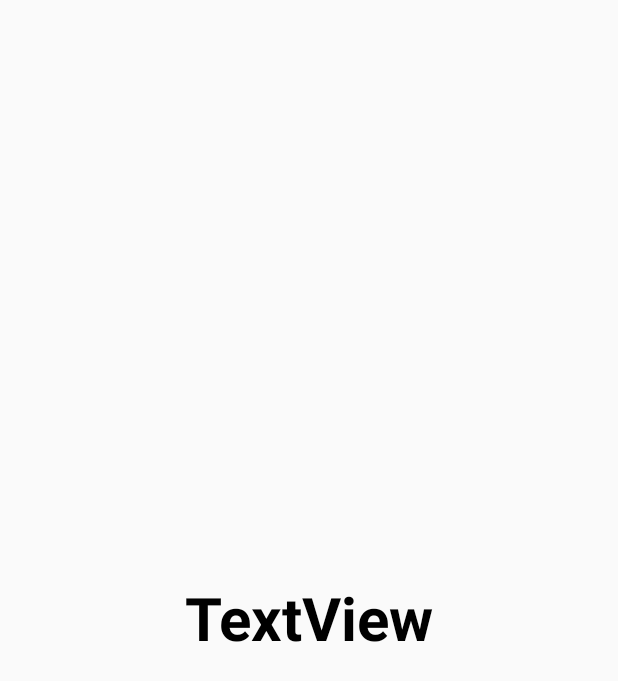
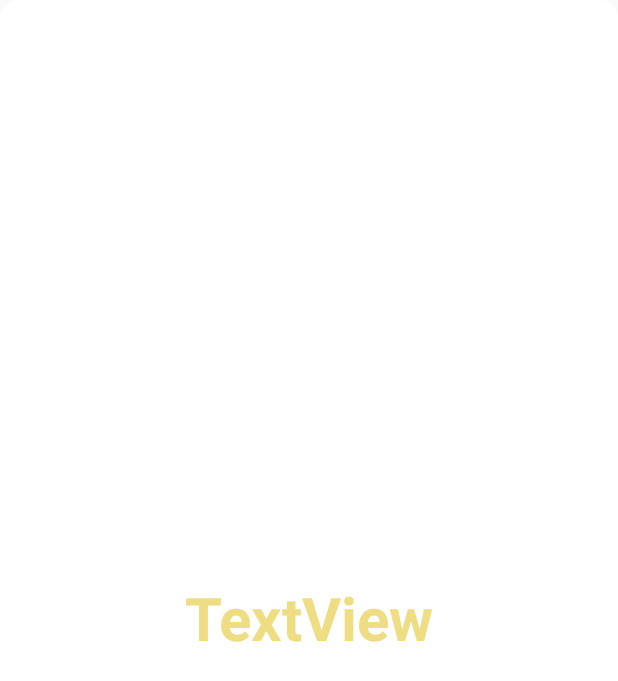
Before and after one commit to eothein/2048, an Android app: the layout element.xml on its own in the app's theme, with its tools: preview values and no code run, on a phone screen of 412 x 824 dp. Shown: the top 681 px of the screen. Run offline under Robolectric (Android 15) with nearby library versions, the phone set to English and light mode, and no system bars.

Commit message:
Change Layout changed to tiles

```diff
--- a/app/src/main/java/com/example/eothein/a2048/activities/MainActivity.java
+++ b/app/src/main/java/com/example/eothein/a2048/activities/MainActivity.java
@@ -27,7 +27,6 @@ public class MainActivity extends AppCompatActivity
         setContentView(R.layout.activity_main);
         Toolbar toolbar = (Toolbar) findViewById(R.id.toolbar);
         setSupportActionBar(toolbar);
-
 
 
         DrawerLayout drawer = (DrawerLayout) findViewById(R.id.drawer_layout);
--- a/app/src/main/java/com/example/eothein/a2048/models/Grid.java
+++ b/app/src/main/java/com/example/eothein/a2048/models/Grid.java
@@ -25,7 +25,7 @@ public class Grid {
         //Initialise the grid with new elements
         for(int i  = 0; i< gridSize; i++){
             for(int j = 0; j< gridSize; j++){
-                grid[i][j] = new Element();
+                grid[i][j] = new Element(getGridSize());
             }
         }
 
--- /dev/null
+++ b/app/src/main/res/drawable/layout_border.xml
@@ -0,0 +1,7 @@
+<?xml version="1.0" encoding="UTF-8"?>
+<shape xmlns:android="http://schemas.android.com/apk/res/android">
+    <solid android:color="#FFFFFF"/>
+    <stroke android:width="3dip" android:color="#FFFFFF" />
+    <corners android:radius="10dip"/>
+    <padding android:left="0dip" android:top="0dip" android:right="0dip" android:bottom="0dip" />
+</shape>
--- a/app/src/main/res/layout/content_main.xml
+++ b/app/src/main/res/layout/content_main.xml
@@ -12,14 +12,11 @@
 <com.example.eothein.a2048.activities.Board
     android:layout_width="0dp"
     android:layout_height="0dp"
-    android:layout_marginRight="8dp"
     app:layout_constraintRight_toRightOf="parent"
-    android:layout_marginLeft="8dp"
     app:layout_constraintLeft_toLeftOf="parent"
     app:layout_constraintTop_toTopOf="parent"
-    android:layout_marginTop="8dp"
     app:layout_constraintBottom_toBottomOf="parent"
-    android:layout_marginBottom="8dp">
+>
 
 
 </com.example.eothein.a2048.activities.Board>
--- a/app/src/main/res/layout/element.xml
+++ b/app/src/main/res/layout/element.xml
@@ -6,9 +6,11 @@
         android:id="@+id/number"
         android:layout_width="match_parent"
         android:layout_height="match_parent"
+        android:elevation="0dp"
+        android:gravity="center"
+        android:text="TextView"
+        android:textColor="@color/cardColorLight"
         android:textSize="40sp"
-        android:gravity="center"
         android:textStyle="bold"
-        android:textColor="#000000"
-        android:text="TextView" />
+        android:background="@drawable/layout_border"/>
 </FrameLayout>
--- a/app/src/main/res/values/colors.xml
+++ b/app/src/main/res/values/colors.xml
@@ -3,4 +3,6 @@
     <color name="colorPrimary">#3F51B5</color>
     <color name="colorPrimaryDark">#303F9F</color>
     <color name="colorAccent">#FF4081</color>
+    <color name="cardColorDark">#2f4f4f</color>
+    <color name="cardColorLight">#eedd82</color>
 </resources>
```
Also changed, not shown: app/src/main/java/com/example/eothein/a2048/activities/Board.java (+22 -5 lines), app/src/main/java/com/example/eothein/a2048/activities/ElementView.java (+41 -3 lines), app/src/main/java/com/example/eothein/a2048/models/Element.java (+13 -0 lines).
